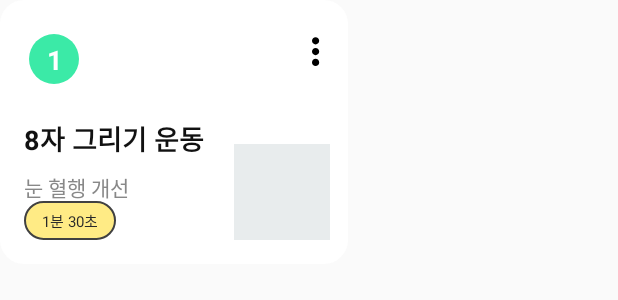
After one commit to Nexters/EyeLong-android, an Android app: the layout item_exercise_list.xml on its own in the app's theme, with its tools: preview values and no code run, on a phone screen of 412 x 824 dp. The commit adds this screen. Shown: the top 300 px of the screen. Run offline under Robolectric (Android 15) with nearby library versions, the phone set to English and light mode, and no system bars.

Commit message:
Make eye exercise view something

```diff
--- a/app/src/main/AndroidManifest.xml
+++ b/app/src/main/AndroidManifest.xml
@@ -8,7 +8,7 @@
         android:label="@string/app_name"
         android:roundIcon="@mipmap/ic_launcher_round"
         android:supportsRtl="true"
-        android:theme="@style/AppTheme">
+        android:theme="@style/Theme.AppCompat.Light.NoActionBar">
         <activity android:name=".ui.exercise.EyeExerciseDetailActivity"></activity>
         <activity android:name=".ui.exercise.EyeExerciseActivity" />
         <activity android:name=".ui.MainActivity">
--- a/app/src/main/java/com/teamnexters/eyelong/db/dao/HabitDao.kt
+++ b/app/src/main/java/com/teamnexters/eyelong/db/dao/HabitDao.kt
@@ -1,5 +1,6 @@
 package com.teamnexters.eyelong.db.dao
 
+import androidx.lifecycle.LiveData
 import androidx.room.Dao
 import androidx.room.Insert
 import androidx.room.OnConflictStrategy
@@ -13,5 +14,5 @@ interface HabitDao {
     fun insertHabit(habit: Habit)
 
     @Query("SELECT * FROM habit")
-    fun getHabitAll()
+    fun getHabitAll() : LiveData<List<Habit>>
 }
--- a/app/src/main/java/com/teamnexters/eyelong/db/dao/HabitHistoryDao.kt
+++ b/app/src/main/java/com/teamnexters/eyelong/db/dao/HabitHistoryDao.kt
@@ -1,18 +1,21 @@
 package com.teamnexters.eyelong.db.dao
 
 import androidx.lifecycle.LiveData
+import androidx.room.Dao
 import androidx.room.Insert
 import androidx.room.OnConflictStrategy
 import androidx.room.Query
+import com.teamnexters.eyelong.db.entity.HabitHistory
 
+@Dao
 interface HabitHistoryDao {
 
     @Insert(onConflict = OnConflictStrategy.IGNORE)
-    fun insertHistory(habitHistoryDao: HabitHistoryDao)
+    fun insertHistory(habitHistory: HabitHistory)
 
     @Query("SELECT * FROM habit_history ORDER BY user_id")
-    fun getHistoryAll(): LiveData<List<HabitHistoryDao>>
+    fun getHistoryAll(): LiveData<List<HabitHistory>>
 
     @Query("SELECT * FROM habit_history WHERE user_id = :userId")
-    fun getHistoryByUserId(userId: String): LiveData<List<HabitHistoryDao>>
+    fun getHistoryByUserId(userId: String): LiveData<List<HabitHistory>>
 }
--- a/app/src/main/java/com/teamnexters/eyelong/db/dao/UserDao.kt
+++ b/app/src/main/java/com/teamnexters/eyelong/db/dao/UserDao.kt
@@ -1,5 +1,6 @@
 package com.teamnexters.eyelong.db.dao
 
+import androidx.lifecycle.LiveData
 import androidx.room.Dao
 import androidx.room.Insert
 import androidx.room.OnConflictStrategy
@@ -13,8 +14,8 @@ interface UserDao {
     fun insertUser(user: User)
 
     @Query("SELECT * FROM user")
-    fun getUserAll()
+    fun getUserAll() : LiveData<List<User>>
 
     @Query("SELECT * FROM user WHERE user_name = :userName")
-    fun getUserByUserName(userName: String)
+    fun getUserByUserName(userName: String) : LiveData<List<User>>
 }
--- a/app/src/main/java/com/teamnexters/eyelong/ui/MainActivity.kt
+++ b/app/src/main/java/com/teamnexters/eyelong/ui/MainActivity.kt
@@ -1,9 +1,12 @@
 package com.teamnexters.eyelong.ui
 
+import android.content.Intent
 import android.os.Bundle
 import androidx.appcompat.app.AppCompatActivity
 import com.teamnexters.eyelong.R
 import com.teamnexters.eyelong.db.AppDatabase
+import com.teamnexters.eyelong.ui.exercise.EyeExerciseActivity
+import kotlinx.android.synthetic.main.activity_main.*
 
 class MainActivity : AppCompatActivity() {
 
@@ -11,7 +14,10 @@ class MainActivity : AppCompatActivity() {
         super.onCreate(savedInstanceState)
         setContentView(R.layout.activity_main)
 
-
+        cl_eye_exercise_start_btn.setOnClickListener{
+            var intent = Intent(this, EyeExerciseActivity::class.java)
+            startActivity(intent)
+        }
 
         val userDao = AppDatabase.getAppDatabase(applicationContext)!!.userDao()
 
--- a/app/src/main/java/com/teamnexters/eyelong/ui/exercise/EyeExerciseActivity.kt
+++ b/app/src/main/java/com/teamnexters/eyelong/ui/exercise/EyeExerciseActivity.kt
@@ -1,13 +1,23 @@
  package com.teamnexters.eyelong.ui.exercise
 
+import android.content.Intent
 import androidx.appcompat.app.AppCompatActivity
 import android.os.Bundle
 import com.teamnexters.eyelong.R
+import kotlinx.android.synthetic.main.activity_eye_exercise.*
+import kotlinx.android.synthetic.main.activity_main.*
 
  class EyeExerciseActivity : AppCompatActivity() {
 
     override fun onCreate(savedInstanceState: Bundle?) {
         super.onCreate(savedInstanceState)
         setContentView(R.layout.activity_eye_exercise)
+
+
+        //테스트용
+        cl_exercise_start_btn.setOnClickListener{
+            var intent = Intent(this, EyeExerciseDetailActivity::class.java)
+            startActivity(intent)
+        }
     }
 }
--- /dev/null
+++ b/app/src/main/res/drawable/ic_circle_green_24dp.xml
@@ -0,0 +1,5 @@
+<vector android:height="40dp" android:tint="#3BEAA7"
+    android:viewportHeight="24.0" android:viewportWidth="24.0"
+    android:width="40dp" xmlns:android="http://schemas.android.com/apk/res/android">
+    <path android:fillColor="#FF000000" android:pathData="M12,12m-10,0a10,10 0,1 1,20 0a10,10 0,1 1,-20 0"/>
+</vector>
--- /dev/null
+++ b/app/src/main/res/drawable/ic_more_vert_black_24dp.xml
@@ -0,0 +1,9 @@
+<vector xmlns:android="http://schemas.android.com/apk/res/android"
+        android:width="24dp"
+        android:height="24dp"
+        android:viewportWidth="20.0"
+        android:viewportHeight="20.0">
+    <path
+        android:fillColor="#FF000000"
+        android:pathData="M12,8c1.1,0 2,-0.9 2,-2s-0.9,-2 -2,-2 -2,0.9 -2,2 0.9,2 2,2zM12,10c-1.1,0 -2,0.9 -2,2s0.9,2 2,2 2,-0.9 2,-2 -0.9,-2 -2,-2zM12,16c-1.1,0 -2,0.9 -2,2s0.9,2 2,2 2,-0.9 2,-2 -0.9,-2 -2,-2z"/>
+</vector>
--- /dev/null
+++ b/app/src/main/res/drawable/rv_exercise_list_white_round_box.xml
@@ -0,0 +1,9 @@
+<?xml version="1.0" encoding="utf-8"?>
+<shape xmlns:android="http://schemas.android.com/apk/res/android"
+    android:shape="rectangle">
+
+    <solid android:color="@color/colorWhite"/>
+
+    <corners
+        android:radius="16dp" />
+</shape>
--- a/app/src/main/res/layout/activity_eye_exercise.xml
+++ b/app/src/main/res/layout/activity_eye_exercise.xml
@@ -88,9 +88,22 @@
             android:layout_width="wrap_content"
             android:layout_height="wrap_content"
             android:layout_marginStart="30dp"
+            android:layout_marginBottom="24dp"
             app:layout_constraintStart_toStartOf="parent"
             app:layout_constraintTop_toBottomOf="@+id/tv_exercise_list"
+            app:layout_constraintBottom_toTopOf="@+id/v_line"
+            />
+
+        <View
+            android:id="@+id/v_line"
+            android:layout_width="match_parent"
+            android:layout_height="1dp"
+            android:layout_marginHorizontal="16dp"
+            android:layout_marginBottom="8dp"
+            android:background="@color/colorGray_700"
+            app:layout_constraintTop_toBottomOf="@+id/rv_exercise_list"
             app:layout_constraintBottom_toTopOf="@+id/tv_total_time"
+
             />
 
         <TextView
--- a/app/src/main/res/layout/activity_main.xml
+++ b/app/src/main/res/layout/activity_main.xml
@@ -101,10 +101,9 @@
             <ImageView
                 android:layout_width="wrap_content"
                 android:layout_height="wrap_content"
+                android:src="@drawable/ic_chevron_right_white_24dp"
                 app:layout_constraintStart_toEndOf="@+id/tv_start_eye_exercise"
-                app:layout_constraintTop_toTopOf="parent"
-                android:src="@drawable/ic_chevron_right_white_24dp"
-                />
+                app:layout_constraintTop_toTopOf="parent" />
 
         </androidx.constraintlayout.widget.ConstraintLayout>
 
--- /dev/null
+++ b/app/src/main/res/layout/item_exercise_list.xml
@@ -0,0 +1,115 @@
+<?xml version="1.0" encoding="utf-8"?>
+<androidx.constraintlayout.widget.ConstraintLayout xmlns:android="http://schemas.android.com/apk/res/android"
+    android:layout_width="232dp"
+    android:layout_height="176dp"
+    android:paddingStart="16dp"
+    android:paddingEnd="12dp"
+    android:paddingTop="20dp"
+    android:paddingBottom="16dp"
+    xmlns:app="http://schemas.android.com/apk/res-auto"
+    android:background="@drawable/rv_exercise_list_white_round_box">
+
+
+    <androidx.constraintlayout.widget.ConstraintLayout
+        android:id="@+id/cl_number_box"
+        android:layout_width="wrap_content"
+        android:layout_height="wrap_content"
+        app:layout_constraintStart_toStartOf="parent"
+        app:layout_constraintTop_toTopOf="parent"
+        app:layout_constraintBottom_toTopOf="@+id/tv_exercise_title"
+        >
+
+        <ImageView
+            android:id="@+id/img_circle_green"
+            android:layout_width="wrap_content"
+            android:layout_height="wrap_content"
+            android:src="@drawable/ic_circle_green_24dp"
+            app:layout_constraintStart_toStartOf="parent"
+            app:layout_constraintTop_toTopOf="parent"
+            />
+
+        <TextView
+            android:id="@+id/tv_number"
+            android:layout_width="wrap_content"
+            android:layout_height="wrap_content"
+            android:text="1"
+            android:textSize="18sp"
+            android:textStyle="bold"
+            android:textColor="@color/colorWhite"
+            app:layout_constraintTop_toTopOf="@+id/img_circle_green"
+            app:layout_constraintBottom_toBottomOf="@+id/img_circle_green"
+            app:layout_constraintStart_toStartOf="parent"
+            app:layout_constraintEnd_toEndOf="parent"
+            />
+
+    </androidx.constraintlayout.widget.ConstraintLayout>
+
+    <ImageView
+        android:layout_width="wrap_content"
+        android:layout_height="wrap_content"
+        app:layout_constraintEnd_toEndOf="parent"
+        app:layout_constraintTop_toTopOf="parent"
+        android:src="@drawable/ic_more_vert_black_24dp"
+        />
+
+    <TextView
+        android:id="@+id/tv_exercise_title"
+        android:layout_width="wrap_content"
+        android:layout_height="wrap_content"
+        android:text="@string/exercise_title"
+        android:textColor="@color/colorBlack_800"
+        android:textSize="18sp"
+        android:textStyle="bold"
+        android:layout_marginTop="20dp"
+        app:layout_constraintTop_toBottomOf="@+id/cl_number_box"
+        app:layout_constraintBottom_toTopOf="@+id/tv_exercise_effect"
+        app:layout_constraintStart_toStartOf="parent" />
+
+    <TextView
+        android:id="@+id/tv_exercise_effect"
+        android:layout_width="wrap_content"
+        android:layout_height="wrap_content"
+        android:layout_marginTop="8dp"
+        android:text="@string/exercise_effect"
+        android:textColor="@color/colorBlack_300"
+        android:textSize="14sp"
+        app:layout_constraintStart_toStartOf="parent"
+        app:layout_constraintTop_toBottomOf="@+id/tv_exercise_title"
+        app:layout_constraintBottom_toTopOf="@+id/rv_cl_exercise_time"/>
+
+
+    <androidx.constraintlayout.widget.ConstraintLayout
+        android:id="@+id/rv_cl_exercise_time"
+        android:layout_width="61dp"
+        android:layout_height="26dp"
+        android:layout_marginTop="14dp"
+        android:background="@drawable/exercise_time_round_yellow_box"
+        app:layout_constraintBottom_toBottomOf="parent"
+        app:layout_constraintStart_toStartOf="parent"
+        >
+
+        <TextView
+            android:id="@+id/tv_start_eye_exercise"
+            android:layout_width="wrap_content"
+            android:layout_height="wrap_content"
+            android:text="@string/exercise_time"
+            android:textColor="@color/colorBlack_700"
+            android:textSize="10sp"
+            app:layout_constraintBottom_toBottomOf="parent"
+            app:layout_constraintEnd_toEndOf="parent"
+            app:layout_constraintStart_toStartOf="parent"
+            app:layout_constraintTop_toTopOf="parent" />
+
+    </androidx.constraintlayout.widget.ConstraintLayout>
+
+    <ImageView
+        android:id="@+id/img_exercise"
+        android:layout_width="64dp"
+        android:layout_height="64dp"
+        app:layout_constraintEnd_toEndOf="parent"
+        app:layout_constraintBottom_toBottomOf="parent"
+        android:background="@color/colorGray_700"
+        />
+
+
+</androidx.constraintlayout.widget.ConstraintLayout>
--- a/app/src/main/res/values/colors.xml
+++ b/app/src/main/res/values/colors.xml
@@ -6,6 +6,7 @@
 
     <!--black-->
     <color name="colorBlack">#000000</color>
+    <color name="colorBlack_300">#888888</color>
     <color name="colorBlack_400">#707070</color>
     <color name="colorBlack_500">#585858</color>
     <color name="colorBlack_600">#414141</color>
```
